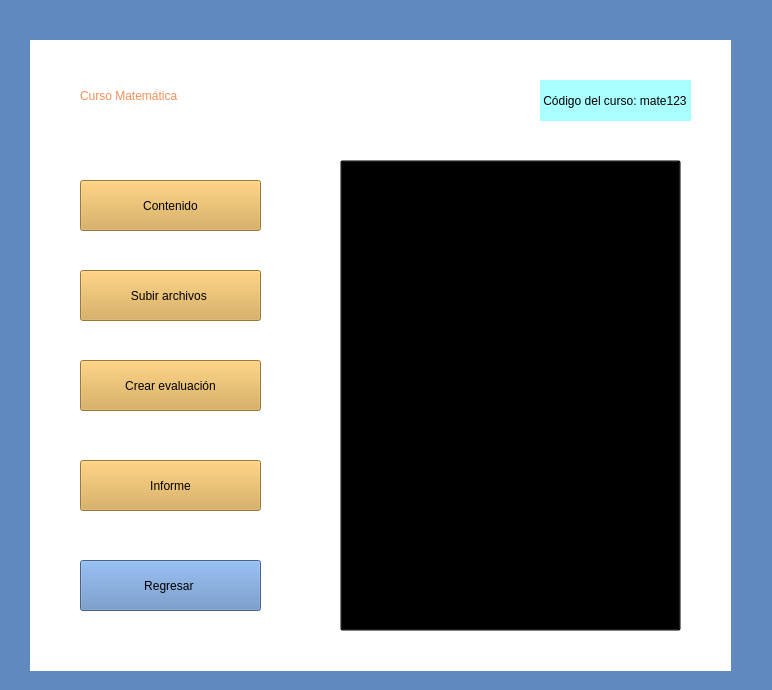
Before: the Qt Designer form AulaVirtual/CursoAsignatura1.ui in micaelCZ/AulaVirtual_VersionFinal, drawn with Qt 5.
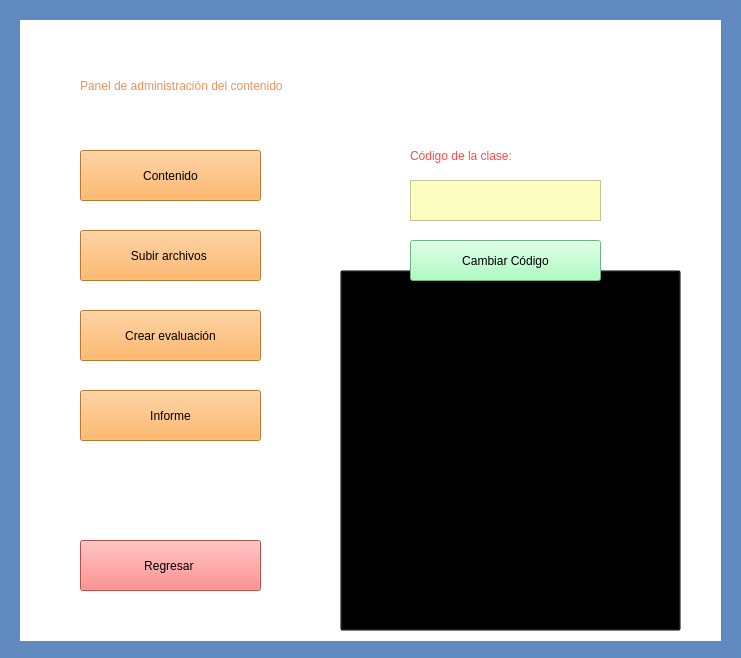
After: the same form once the commit is applied. Icons and pictures are not drawn.

The edit to the form file:
```diff
--- a/AulaVirtual/CursoAsignatura1.ui
+++ b/AulaVirtual/CursoAsignatura1.ui
@@ -6,8 +6,8 @@
    <rect>
     <x>0</x>
     <y>0</y>
-    <width>772</width>
-    <height>690</height>
+    <width>741</width>
+    <height>658</height>
    </rect>
   </property>
   <property name="windowTitle">
@@ -20,10 +20,10 @@
    <widget class="QLabel" name="label">
     <property name="geometry">
      <rect>
-      <x>30</x>
-      <y>40</y>
+      <x>20</x>
+      <y>20</y>
       <width>701</width>
-      <height>631</height>
+      <height>621</height>
      </rect>
     </property>
     <property name="styleSheet">
@@ -37,8 +37,8 @@
     <property name="geometry">
      <rect>
       <x>80</x>
-      <y>70</y>
-      <width>451</width>
+      <y>60</y>
+      <width>581</width>
       <height>51</height>
      </rect>
     </property>
@@ -48,20 +48,21 @@
 background-color: rgb(255, 255, 255);</string>
     </property>
     <property name="text">
-     <string>Curso Matemática</string>
+     <string>Panel de administración del contenido</string>
     </property>
    </widget>
    <widget class="QPushButton" name="botonContenido">
     <property name="geometry">
      <rect>
       <x>80</x>
-      <y>180</y>
+      <y>150</y>
       <width>181</width>
       <height>51</height>
      </rect>
     </property>
     <property name="styleSheet">
-     <string notr="true">background-color: rgb(217, 167, 74);
+     <string notr="true">background-color: rgb(255, 167, 67);
+
 font: 700 14pt &quot;Segoe UI&quot;;</string>
     </property>
     <property name="text">
@@ -72,13 +73,13 @@
     <property name="geometry">
      <rect>
       <x>80</x>
-      <y>270</y>
+      <y>230</y>
       <width>181</width>
       <height>51</height>
      </rect>
     </property>
     <property name="styleSheet">
-     <string notr="true">background-color: rgb(217, 167, 74);
+     <string notr="true">background-color: rgb(255, 167, 67);
 font: 700 14pt &quot;Segoe UI&quot;;</string>
     </property>
     <property name="text">
@@ -89,13 +90,13 @@
     <property name="geometry">
      <rect>
       <x>80</x>
-      <y>360</y>
+      <y>310</y>
       <width>181</width>
       <height>51</height>
      </rect>
     </property>
     <property name="styleSheet">
-     <string notr="true">background-color: rgb(217, 167, 74);
+     <string notr="true">background-color: rgb(255, 167, 67);
 font: 700 14pt &quot;Segoe UI&quot;;</string>
     </property>
     <property name="text">
@@ -106,13 +107,13 @@
     <property name="geometry">
      <rect>
       <x>80</x>
-      <y>460</y>
+      <y>390</y>
       <width>181</width>
       <height>51</height>
      </rect>
     </property>
     <property name="styleSheet">
-     <string notr="true">background-color: rgb(217, 167, 74);
+     <string notr="true">background-color: rgb(255, 167, 67);
 font: 700 14pt &quot;Segoe UI&quot;;</string>
     </property>
     <property name="text">
@@ -123,13 +124,13 @@
     <property name="geometry">
      <rect>
       <x>80</x>
-      <y>560</y>
+      <y>540</y>
       <width>181</width>
       <height>51</height>
      </rect>
     </property>
     <property name="styleSheet">
-     <string notr="true">background-color: rgb(96, 137, 191);
+     <string notr="true">background-color: rgb(255, 105, 105);
 font: 700 14pt &quot;Segoe UI&quot;;</string>
     </property>
     <property name="text">
@@ -140,9 +141,9 @@
     <property name="geometry">
      <rect>
       <x>340</x>
-      <y>160</y>
+      <y>270</y>
       <width>341</width>
-      <height>471</height>
+      <height>361</height>
      </rect>
     </property>
     <property name="styleSheet">
@@ -162,21 +163,54 @@
      </size>
     </property>
    </widget>
+   <widget class="QTextEdit" name="codigoAulaDocente">
+    <property name="geometry">
+     <rect>
+      <x>410</x>
+      <y>180</y>
+      <width>191</width>
+      <height>41</height>
+     </rect>
+    </property>
+    <property name="styleSheet">
+     <string notr="true">background-color: rgb(252, 255, 192);
+font: 700 12pt &quot;Segoe UI&quot;;
+</string>
+    </property>
+   </widget>
+   <widget class="QPushButton" name="cambiarCodigoAula">
+    <property name="geometry">
+     <rect>
+      <x>410</x>
+      <y>240</y>
+      <width>191</width>
+      <height>41</height>
+     </rect>
+    </property>
+    <property name="styleSheet">
+     <string notr="true">background-color: rgb(149, 255, 176);
+font: 700 14pt &quot;Segoe UI&quot;;</string>
+    </property>
+    <property name="text">
+     <string>Cambiar Código</string>
+    </property>
+   </widget>
    <widget class="QLabel" name="label_2">
     <property name="geometry">
      <rect>
-      <x>540</x>
-      <y>80</y>
-      <width>151</width>
-      <height>41</height>
+      <x>410</x>
+      <y>140</y>
+      <width>191</width>
+      <height>31</height>
      </rect>
     </property>
     <property name="styleSheet">
-     <string notr="true">background-color: rgb(170, 255, 255);
-font: 700 9pt &quot;Segoe UI&quot;;</string>
+     <string notr="true">font: 700 16pt &quot;Segoe UI&quot;;
+color: rgb(255, 73, 73);
+background-color: rgb(255, 255, 255);</string>
     </property>
     <property name="text">
-     <string> Código del curso: mate123</string>
+     <string>Código de la clase:</string>
     </property>
    </widget>
   </widget>
```
Left out of the diff: 2 changed lines with no effect on the pictures.
